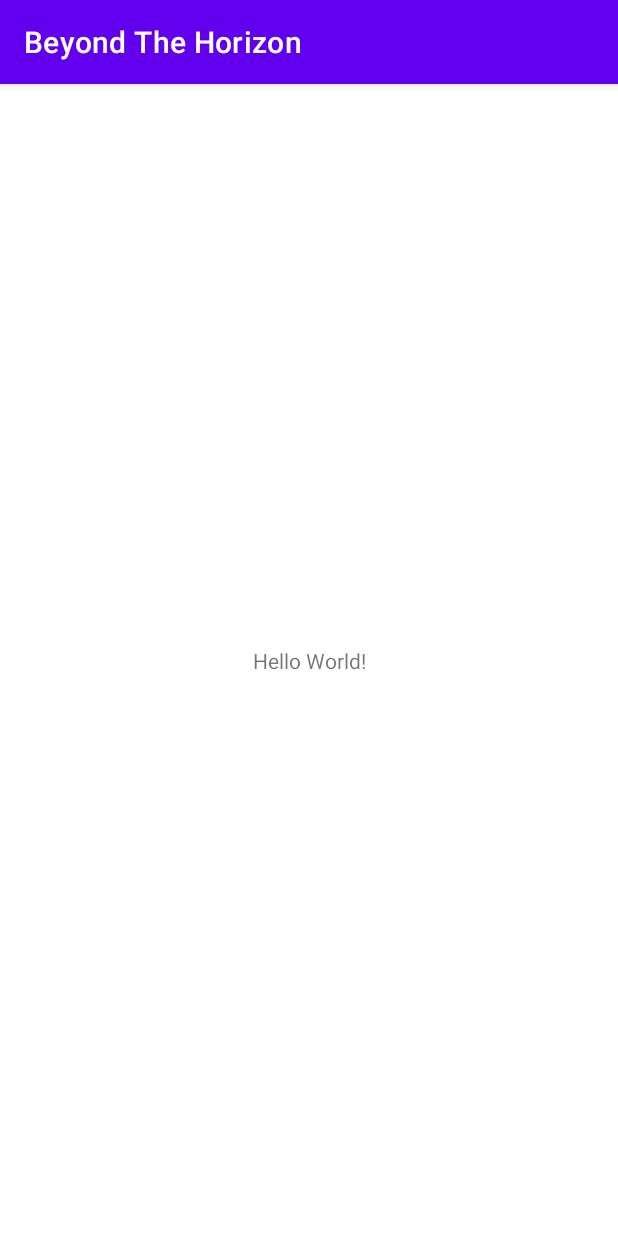
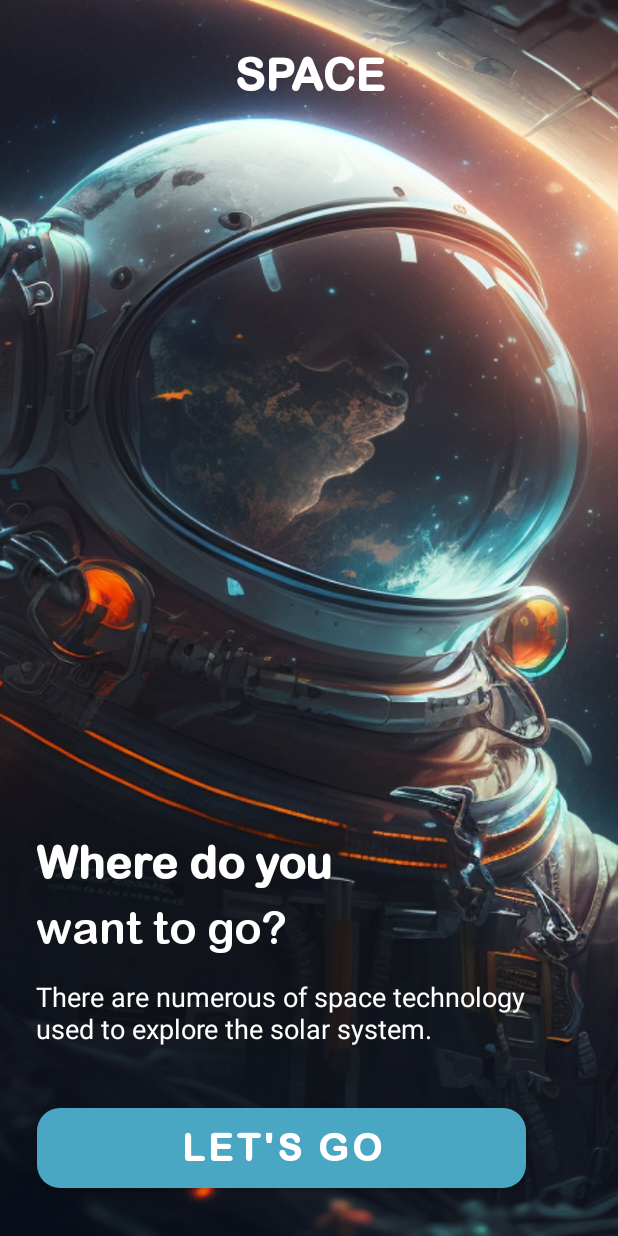
Before and after one commit to sanuga-lakdinu-kuruppu/ScienceApp, an Android app: the screen it shows after launch (MainActivity), on a phone screen of 412 x 824 dp. Run offline under Robolectric (Android 15) with nearby library versions, the light colour scheme and no system bars.

Commit message:
splash screen added
Having more changes

```diff
--- /dev/null
+++ b/app/src/main/res/drawable/btn_back.xml
@@ -0,0 +1,9 @@
+<?xml version="1.0" encoding="utf-8"?>
+<selector xmlns:android="http://schemas.android.com/apk/res/android">
+<item>
+    <shape android:shape="rectangle">
+        <gradient android:startColor="#4AA7C4" android:endColor="#255462"/>
+        <corners android:radius="15dp"/>
+    </shape>
+</item>
+</selector>
--- a/app/src/main/res/layout/activity_main.xml
+++ b/app/src/main/res/layout/activity_main.xml
@@ -3,16 +3,77 @@
     xmlns:app="http://schemas.android.com/apk/res-auto"
     xmlns:tools="http://schemas.android.com/tools"
     android:layout_width="match_parent"
+    android:background="@drawable/backgroundimage"
     android:layout_height="match_parent"
     tools:context=".MainActivity">
 
+
     <TextView
-        android:layout_width="wrap_content"
+        android:id="@+id/textView"
+        android:layout_width="match_parent"
         android:layout_height="wrap_content"
-        android:text="Hello World!"
-        app:layout_constraintBottom_toBottomOf="parent"
+        android:text="SPACE"
+        android:layout_marginTop="32dp"
+        android:textStyle="bold"
+        android:textSize="30sp"
+        android:textColor="#FFF"
+        android:fontFamily="@font/arlrdbd"
+        android:textAlignment="center"
         app:layout_constraintEnd_toEndOf="parent"
         app:layout_constraintStart_toStartOf="parent"
         app:layout_constraintTop_toTopOf="parent" />
 
+    <TextView
+        android:id="@+id/textView2"
+        android:layout_width="wrap_content"
+        android:layout_height="wrap_content"
+        android:text="Where do you"
+        android:textStyle="bold"
+        android:layout_marginLeft="24dp"
+        android:fontFamily="@font/arlrdbd"
+        android:textSize="30sp"
+        android:layout_marginTop="490sp"
+        android:textColor="#FFF"
+        app:layout_constraintStart_toStartOf="parent"
+        app:layout_constraintTop_toBottomOf="@+id/textView" />
+
+    <TextView
+        android:id="@+id/textView3"
+        android:layout_width="wrap_content"
+        android:layout_height="wrap_content"
+        android:layout_marginTop="8dp"
+        android:textStyle="normal"
+        android:fontFamily="@font/arlrdbd"
+        android:textSize="30sp"
+        android:textColor="#FFF"
+        android:text="want to go?"
+        app:layout_constraintStart_toStartOf="@+id/textView2"
+        app:layout_constraintTop_toBottomOf="@+id/textView2" />
+
+    <TextView
+        android:id="@+id/textView4"
+        android:layout_width="wrap_content"
+        android:layout_height="wrap_content"
+        android:textColor="#FFF"
+        android:textSize="18sp"
+        android:layout_marginTop="16sp"
+        android:text="There are numerous of space technology\nused to explore the solar system."
+        app:layout_constraintStart_toStartOf="@+id/textView3"
+        app:layout_constraintTop_toBottomOf="@+id/textView3" />
+
+    <Button
+        android:id="@+id/button"
+        android:layout_width="wrap_content"
+        android:layout_height="wrap_content"
+        android:layout_marginBottom="32dp"
+        android:width="326dp"
+        android:height="53dp"
+        android:background="@drawable/btn_back"
+        android:fontFamily="@font/arlrdbd"
+        android:text="Let's go"
+        android:textSize="25sp"
+        android:textStyle="bold"
+        app:layout_constraintBottom_toBottomOf="parent"
+        app:layout_constraintEnd_toEndOf="@+id/textView4"
+        app:layout_constraintStart_toStartOf="@+id/textView4" />
 </androidx.constraintlayout.widget.ConstraintLayout>
--- a/app/src/main/res/values/themes.xml
+++ b/app/src/main/res/values/themes.xml
@@ -1,8 +1,8 @@
 <resources xmlns:tools="http://schemas.android.com/tools">
     <!-- Base application theme. -->
-    <style name="Theme.BeyondTheHorizon" parent="Theme.MaterialComponents.DayNight.DarkActionBar">
+    <style name="Theme.BeyondTheHorizon" parent="Theme.MaterialComponents.DayNight.NoActionBar">
         <!-- Primary brand color. -->
-        <item name="colorPrimary">@color/purple_500</item>
+        <item name="colorPrimary">#4AA7C4</item>
         <item name="colorPrimaryVariant">@color/purple_700</item>
         <item name="colorOnPrimary">@color/white</item>
         <!-- Secondary brand color. -->
```
Also changed, not shown: app/src/main/res/drawable-hdpi/backgroundimage.png (added), app/src/main/res/drawable-ldpi/backgroundimage.png (added), app/src/main/res/drawable-mdpi/backgroundimage.png (added), app/src/main/res/drawable-xxhdpi/backgroundimage.png (added), app/src/main/res/drawable-xxxhdpi/backgroundimage.png (added), app/src/main/res/font/arlrdbd.ttf (added), 1 other file.
